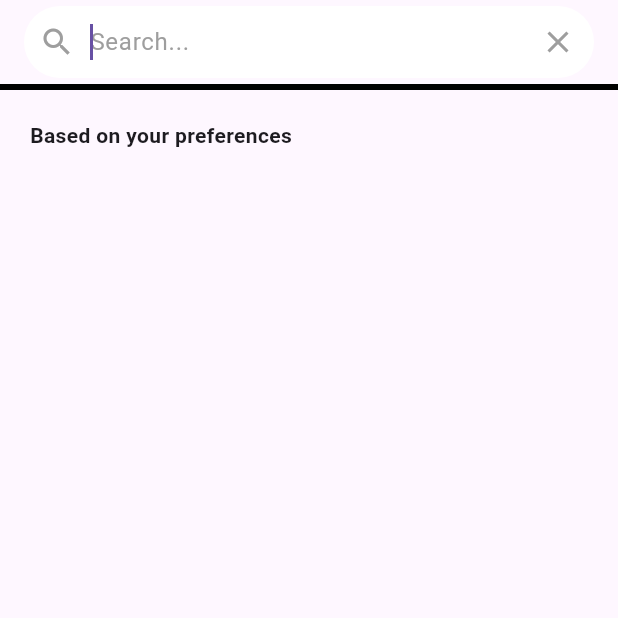
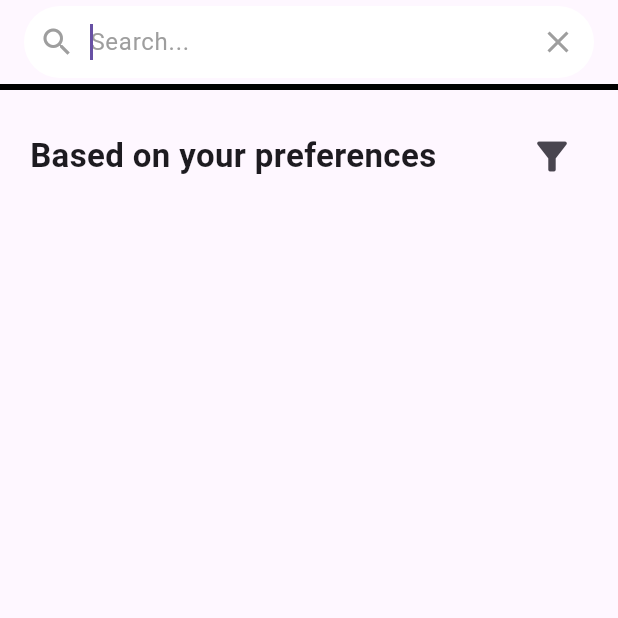
Before and after one commit to dulkusim/Odysseia, a Flutter app: the screen it shows after launch, after a tap on the "search" icon, on a phone screen of 412 x 824 dp, the top half of it. Run offline on Flutter 3.47's test engine with Material 3 defaults, Android fonts, the phone set to English and light mode, and no system bars.

Commit message:
Added "Based on your preferences"

```diff
--- a/fproject/analysis_options.yaml
+++ b/fproject/analysis_options.yaml
@@ -1,3 +1,6 @@
+analyzer:
+  errors:
+    camel_case_types: ignore
 include: package:flutter_lints/flutter.yaml
 
 linter:
--- a/fproject/lib/main.dart
+++ b/fproject/lib/main.dart
@@ -42,7 +42,10 @@
                 });
               },
             )
-          : Text('Odysseia'),
+          : Text(
+            'Odysseia',
+            style: TextStyle(fontWeight: FontWeight.bold),
+          ),
       actions: [
         if (!_isSearching)
           IconButton(
@@ -68,17 +71,28 @@
 class BasedOnPreferencesText extends StatelessWidget {
   @override
   Widget build(BuildContext context) {
-    return Column(
-      crossAxisAlignment: CrossAxisAlignment.start,
-      children: [
-        Padding(
-          padding: const EdgeInsets.all(20.0),
-          child: Text(
+    return Padding(
+      padding: const EdgeInsets.all(20.0),
+      child: Row(
+        mainAxisAlignment: MainAxisAlignment.spaceBetween,
+        children: [
+          Text(
             'Based on your preferences',
-            style: TextStyle(fontWeight: FontWeight.bold),
+            style: TextStyle(
+              fontWeight: FontWeight.bold,
+              fontSize: 22.0, // Adjust font size as needed
+            ),
           ),
-        ),
-      ],
+          IconButton(
+            icon: Icon(Icons.filter_alt),
+            iconSize: 30.0, // Adjust icon size as needed
+            onPressed: () {
+              // Handle filter button press
+              print("Filter button pressed");
+            },
+          ),
+        ],
+      ),
     );
   }
 }
```
